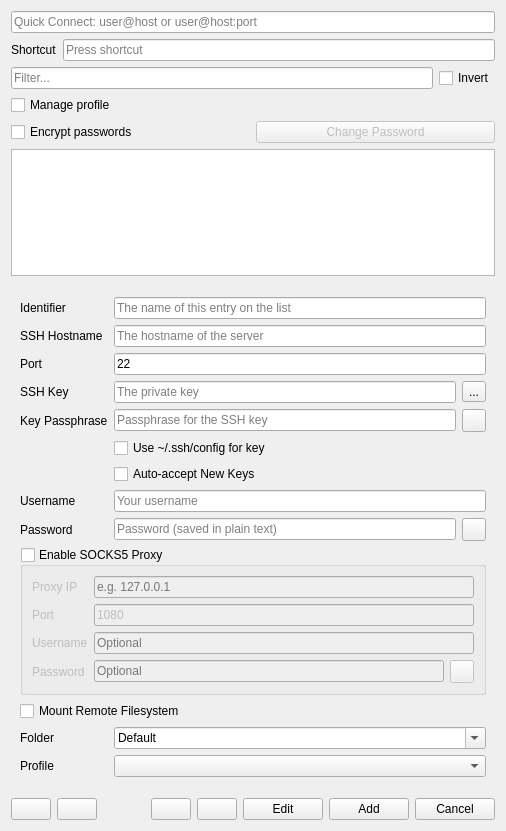
First picture: the form in src/plugins/SSHManager/sshwidget.ui, repository Sir-MmD/konsole-plus, before the edit.
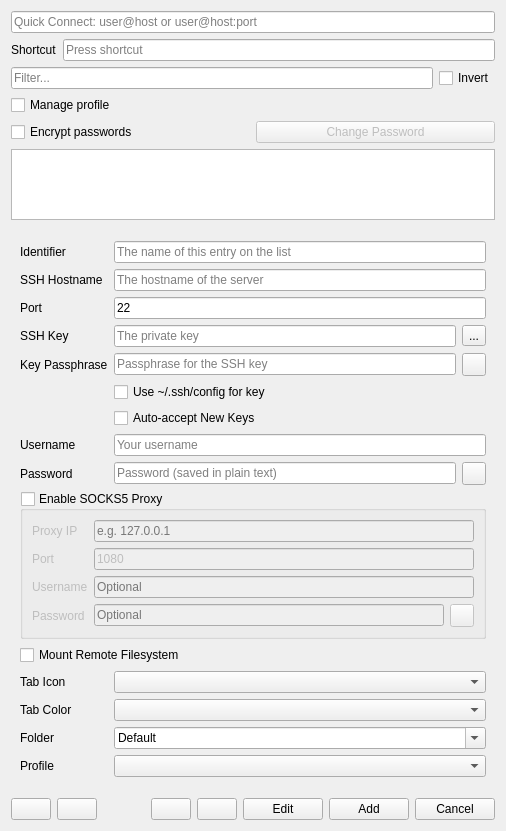
Second picture: the form after the edit. Icons and pictures are not drawn. Custom widgets are drawn as their Qt base class.

Commit message: Add tab management features: lock, color, icon, compose bar, tab manager

```diff
--- a/src/plugins/SSHManager/sshwidget.ui
+++ b/src/plugins/SSHManager/sshwidget.ui
@@ -426,13 +426,53 @@
         </widget>
       </item>
       <item row="11" column="0">
+       <widget class="QLabel" name="label_tabIcon">
+        <property name="text">
+         <string>Tab Icon</string>
+        </property>
+       </widget>
+      </item>
+      <item row="11" column="1">
+       <widget class="QComboBox" name="tabIcon">
+        <property name="sizePolicy">
+         <sizepolicy hsizetype="MinimumExpanding" vsizetype="Fixed">
+          <horstretch>0</horstretch>
+          <verstretch>0</verstretch>
+         </sizepolicy>
+        </property>
+        <property name="toolTip">
+         <string>Icon shown on the tab when connected</string>
+        </property>
+       </widget>
+      </item>
+      <item row="12" column="0">
+       <widget class="QLabel" name="label_tabColor">
+        <property name="text">
+         <string>Tab Color</string>
+        </property>
+       </widget>
+      </item>
+      <item row="12" column="1">
+       <widget class="QComboBox" name="tabColor">
+        <property name="sizePolicy">
+         <sizepolicy hsizetype="MinimumExpanding" vsizetype="Fixed">
+          <horstretch>0</horstretch>
+          <verstretch>0</verstretch>
+         </sizepolicy>
+        </property>
+        <property name="toolTip">
+         <string>Color of the tab bar indicator when connected</string>
+        </property>
+       </widget>
+      </item>
+      <item row="13" column="0">
        <widget class="QLabel" name="folderLabel">
         <property name="text">
          <string>Folder</string>
         </property>
        </widget>
       </item>
-      <item row="11" column="1">
+      <item row="13" column="1">
        <widget class="QComboBox" name="folder">
         <property name="sizePolicy">
          <sizepolicy hsizetype="MinimumExpanding" vsizetype="Fixed">
@@ -451,14 +491,14 @@
         </property>
        </widget>
       </item>
-      <item row="12" column="0">
+      <item row="14" column="0">
        <widget class="QLabel" name="label_5">
         <property name="text">
          <string>Profile</string>
         </property>
        </widget>
       </item>
-      <item row="12" column="1">
+      <item row="14" column="1">
        <widget class="QComboBox" name="profile">
         <property name="sizePolicy">
          <sizepolicy hsizetype="MinimumExpanding" vsizetype="Fixed">
@@ -471,7 +511,7 @@
         </property>
        </widget>
       </item>
-      <item row="13" column="1">
+      <item row="15" column="1">
        <spacer name="verticalSpacer">
         <property name="orientation">
          <enum>Qt::Orientation::Vertical</enum>
```
The commit also changes 16 other files.
